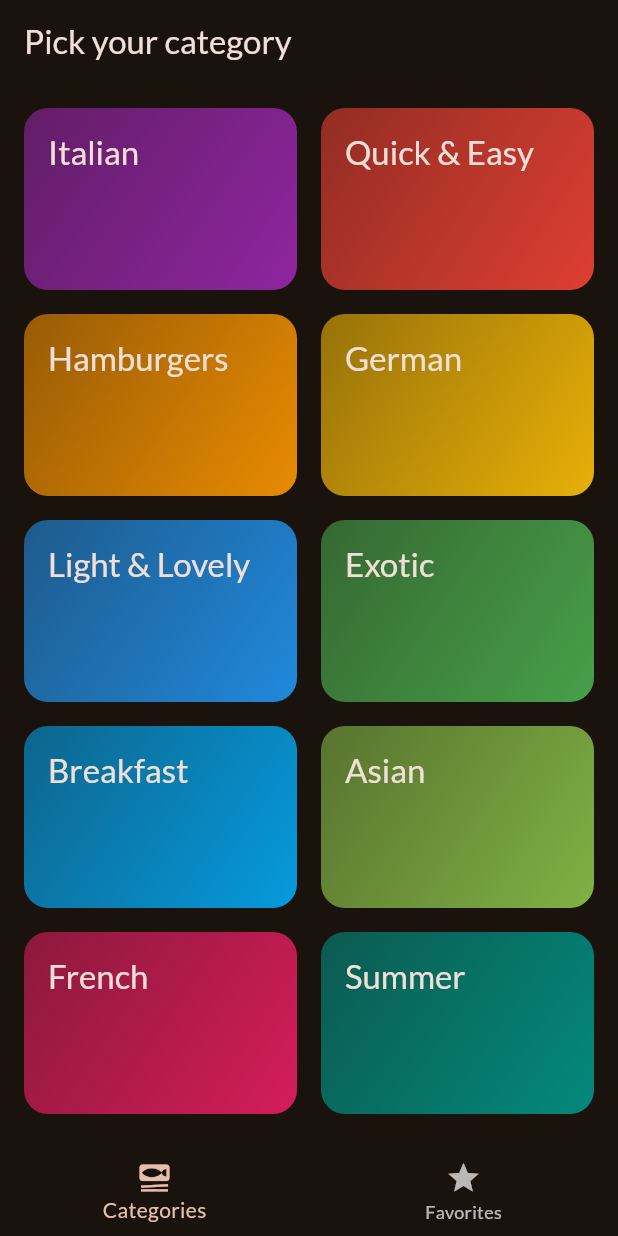
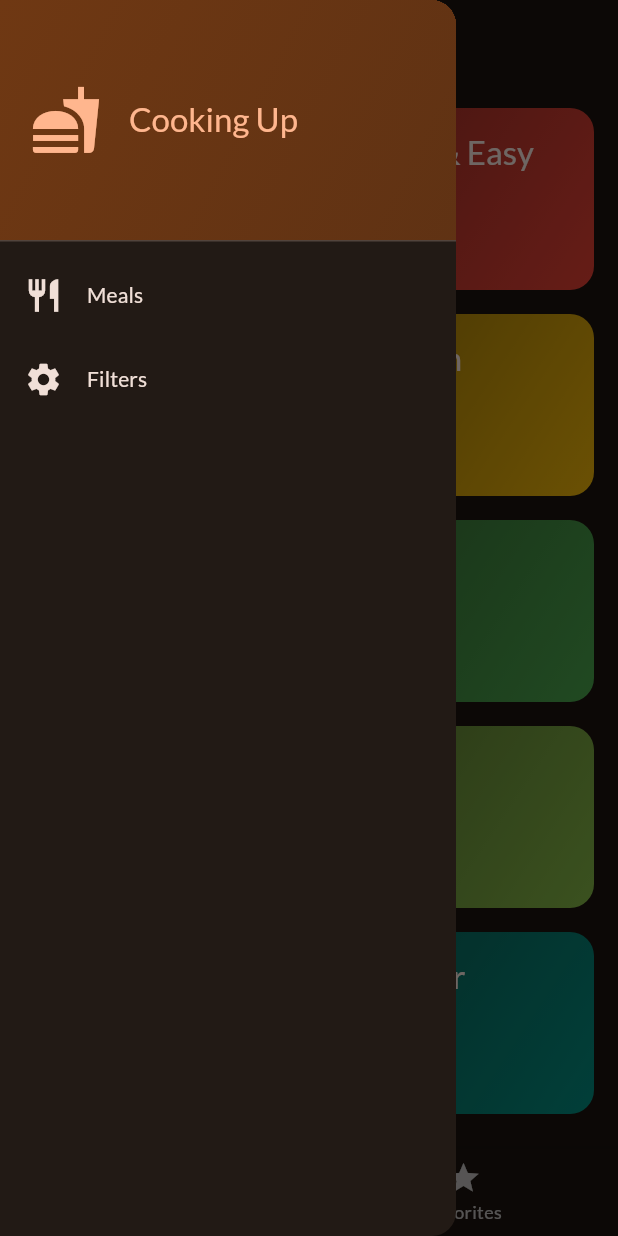
Before and after one commit to jagnesh/Meals-App-Flutter, a Flutter app: the screen it shows after launch, with the side drawer open (before the commit the screen has no drawer), on a phone screen of 412 x 824 dp. Run offline on Flutter 3.47's test engine with Material 2 defaults, Android fonts, the phone set to English and light mode, and no system bars; our stand-ins replace google_fonts, transparent_image.

Commit message:
side drawer added

```diff
--- a/lib/screens/tabs.dart
+++ b/lib/screens/tabs.dart
@@ -2,6 +2,7 @@ import 'package:flutter/material.dart';
 import 'package:meals/models/meal.dart';
 import 'package:meals/screens/Category/categories.dart';
 import 'package:meals/screens/Meals/meals.dart';
+import 'package:meals/widgets/main_drawer.dart';
 
 class TabsScreen extends StatefulWidget {
   const TabsScreen({super.key});
@@ -65,6 +66,7 @@ class _TabsState extends State<TabsScreen> {
         title: Text(activePageTitle),
       ),
       body: activePage,
+      drawer: const MainDrawer(),
       bottomNavigationBar: BottomNavigationBar(
         currentIndex: _selectedTabIndex,
         onTap: _selectPage,
--- /dev/null
+++ b/lib/widgets/main_drawer.dart
@@ -0,0 +1,63 @@
+import 'package:flutter/material.dart';
+
+class MainDrawer extends StatelessWidget {
+  const MainDrawer({Key? key}) : super(key: key);
+
+  @override
+  Widget build(BuildContext context) {
+    return Drawer(
+        child: Column(
+      children: [
+        DrawerHeader(
+          padding: const EdgeInsets.all(20),
+          decoration: BoxDecoration(
+            gradient: LinearGradient(colors: [
+              Theme.of(context).colorScheme.primaryContainer,
+              Theme.of(context).colorScheme.primaryContainer.withOpacity(0.8),
+            ], begin: Alignment.topLeft, end: Alignment.bottomRight),
+          ),
+          child: Row(children: [
+            Icon(
+              Icons.fastfood,
+              size: 48,
+              color: Theme.of(context).colorScheme.primary,
+            ),
+            const SizedBox(
+              width: 18,
+            ),
+            Text(
+              "Cooking Up",
+              style: Theme.of(context).textTheme.titleLarge!.copyWith(
+                    color: Theme.of(context).colorScheme.primary,
+                  ),
+            ),
+          ]),
+        ),
+        ListTile(
+          leading: Icon(
+            Icons.restaurant,
+            size: 26,
+            color: Theme.of(context).colorScheme.onBackground,
+          ),
+          title: Text("Meals",
+              style: Theme.of(context).textTheme.titleSmall!.copyWith(
+                    color: Theme.of(context).colorScheme.onBackground,
+                  )),
+          onTap: () {},
+        ),
+        ListTile(
+          leading: Icon(
+            Icons.settings,
+            size: 26,
+            color: Theme.of(context).colorScheme.onBackground,
+          ),
+          title: Text("Filters",
+              style: Theme.of(context).textTheme.titleSmall!.copyWith(
+                    color: Theme.of(context).colorScheme.onBackground,
+                  )),
+          onTap: () {},
+        ),
+      ],
+    ));
+  }
+}
```
